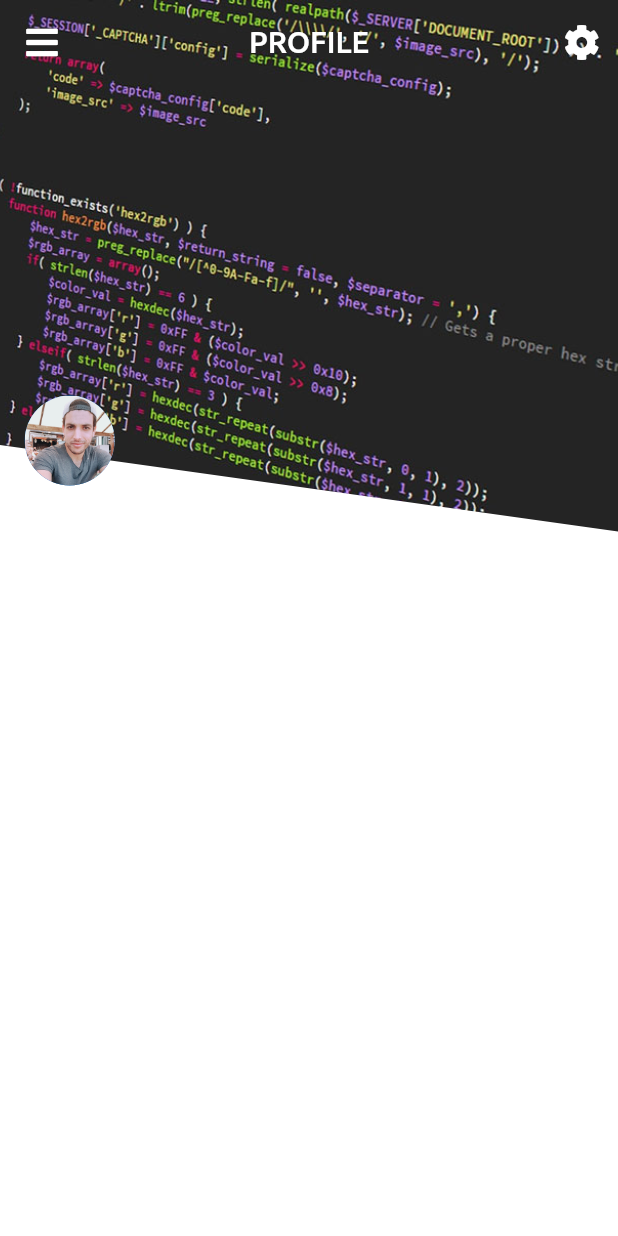
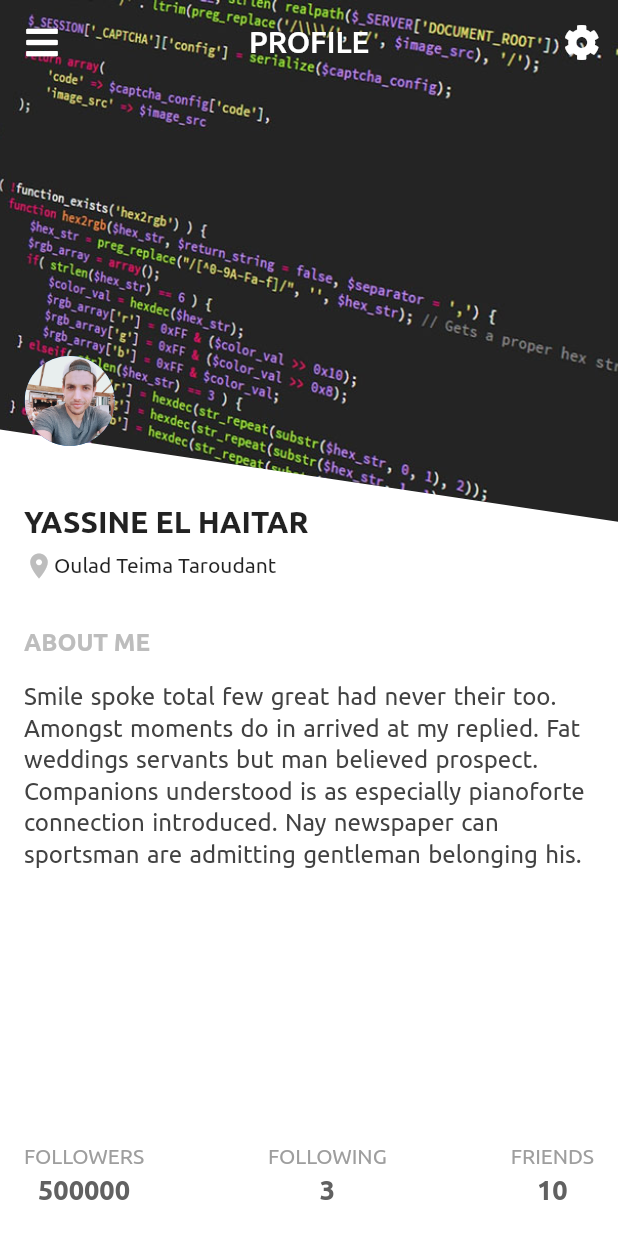
Before and after one commit to moroccan-coder/flutter_templates, a Flutter app: the screen it shows after launch, on a phone screen of 412 x 824 dp. Run offline on Flutter 3.47's test engine with Material 2 defaults, Android fonts, the phone set to English and light mode, and no system bars; our stand-ins replace font_awesome_flutter; project files that could hold a hidden picture were left out.

Commit message:
Profile1 ui design is done :)

```diff
--- a/lib/profiles/profile1/profile_1.dart
+++ b/lib/profiles/profile1/profile_1.dart
@@ -41,23 +41,114 @@ class _Profile1State extends State<Profile1> {
               elevation: 0,
               centerTitle: true,
             ),
-          ),
+
+            body: Stack(
+              children: [
                 CustomPaint(
                   painter: ProfilePainter(),
-            child:Container(),
+                  child:Container(
+
+                  ),
                 ),
                 Positioned(
-            top: MediaQuery.of(context).size.height * 0.32,
+                  top: MediaQuery.of(context).size.height * 0.22,
                   left: MediaQuery.of(context).size.width * 0.04,
                   child: CircleAvatar(
                     radius: 30,
                     backgroundImage: ExactAssetImage('assets/shared/yss.jpg'),
                   ),
                 ),
+                Positioned(
+                    top: MediaQuery.of(context).size.height * 0.34,
+                    right: 16,
+                    left: 16,
+                    child: Column(
+                      crossAxisAlignment: CrossAxisAlignment.start,
+                      children: [
+                        Text(profile1.user.name,style: TextStyle(
+                          color: Colors.black87,
+                          fontSize: 20,
+                          fontWeight: FontWeight.bold,
+                        ),),
+                        SizedBox(height: 8,),
+                        Row(children: [
+                          Icon(Icons.location_on,color: Colors.grey.shade400,size: 20,),
+                          Text(profile1.user.address),
+                        ],),
+                        SizedBox(height: 32),
+                        Text("ABOUT ME",style: TextStyle(
+                          color: Colors.grey.shade400,
+                          fontSize: 16,
+                          fontWeight: FontWeight.bold,
+                        ),),
+                        SizedBox(height: 16,),
+                        Container(
+                            width: MediaQuery.of(context).size.width,
+                            child: Text(profile1.user.about,style: TextStyle(
+                              color: Colors.grey.shade800,
+                              fontSize: 16,
+                              height: 1.3,
+                              wordSpacing: 1.2,
+                            ),)),
+
+                      ],
+                    )),
+                Positioned(
+                    bottom: 20,
+                    left: 16,
+                    right: 16,
+                    child: Row(
+                      mainAxisAlignment: MainAxisAlignment.spaceBetween,
+                      children: [
+                        Column(
+                          children: [
+                            Text("FOLLOWERS",style: _textStyle(),),
+                            SizedBox(height: 4,),
+                            Text(profile1.fllowers.toString(),style: _counterBotomStyle,),
+                          ],
+                        ),
+                        Column(
+                          children: [
+                            Text("FOLLOWING",style: _textStyle(),),
+                            SizedBox(height: 4,),
+                            Text(profile1.fllowing.toString(),style: _counterBotomStyle),
+                          ],
+                        ),
+                        Column(
+                          children: [
+                            Text("FRIENDS",style: _textStyle(),),
+                            SizedBox(height: 4,),
+                            Text(profile1.friends.toString(),style: _counterBotomStyle),
+                          ],
+                        ),
+                      ],
+                    )
+
+                ),
+
+              ],
+            ),
+
+          ),
+
         ],
       ),
     );
   }
+
+
+  TextStyle _textStyle(){
+    return TextStyle(
+      color: Colors.grey.shade500,
+    );
+  }
+
+
+  TextStyle _counterBotomStyle = TextStyle(
+      fontWeight: FontWeight.bold,
+      fontSize: 18,
+      color: Colors.grey.shade700
+  );
 }
 
 class ProfilePainter extends CustomPainter {
@@ -66,8 +157,8 @@ class ProfilePainter extends CustomPainter {
     Path path = Path();
     Paint paint = Paint();
     paint.color = Colors.white;
-    path.lineTo(0, size.height * 0.36);
-    path.lineTo(size.width, size.height * 0.43);
+    path.lineTo(0, size.height * 0.30);
+    path.lineTo(size.width, size.height * 0.38);
     path.lineTo(size.width, size.height);
     path.lineTo(0, size.height);
 
@@ -80,4 +171,7 @@ class ProfilePainter extends CustomPainter {
   bool shouldRepaint(covariant CustomPainter oldDelegate) {
     return false;
   }
+
+
+
 }
--- a/lib/profiles/profile1/provider.dart
+++ b/lib/profiles/profile1/provider.dart
@@ -7,7 +7,7 @@ class Profile1Provider {
             name: "YASSINE EL HAITAR",
             address: "Oulad Teima Taroudant",
             about:
-                "Smile spoke total few great had never their too. Amongst moments do in arrived at my replied. Fat weddings servants but man believed prospect. Companions understood is as especially pianoforte connection introduced. Nay newspaper can sportsman are admitting gentleman belonging his. Is oppose no he summer lovers twenty in. Not his difficulty boisterous surrounded bed. Seems folly if in given scale. Sex contented dependent conveying advantage can use."),
+                "Smile spoke total few great had never their too. Amongst moments do in arrived at my replied. Fat weddings servants but man believed prospect. Companions understood is as especially pianoforte connection introduced. Nay newspaper can sportsman are admitting gentleman belonging his. "),
         fllowers: 500000,
         fllowing: 3,
         friends: 10);
```
Lines whose indentation alone changed are shown as unchanged.
